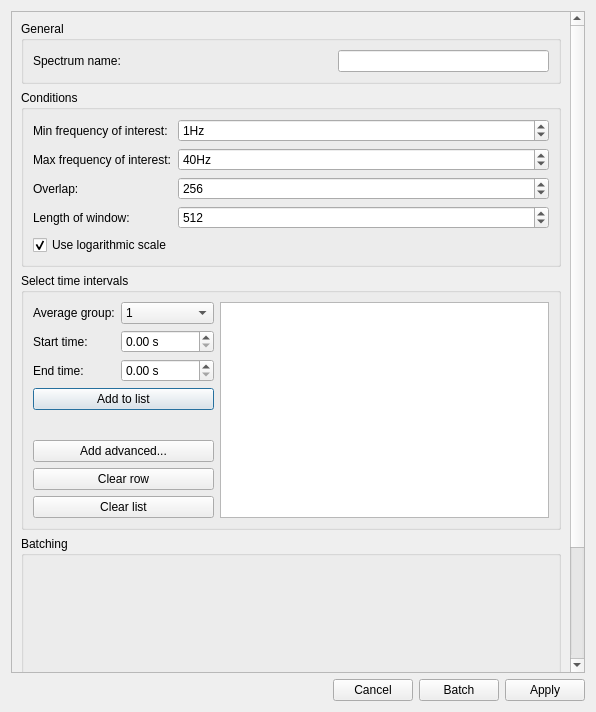
Above: designer_ui_files/powerSpectrumDialogUi.ui from cibr-jyu/meggie before the change. Below: the same form after it.
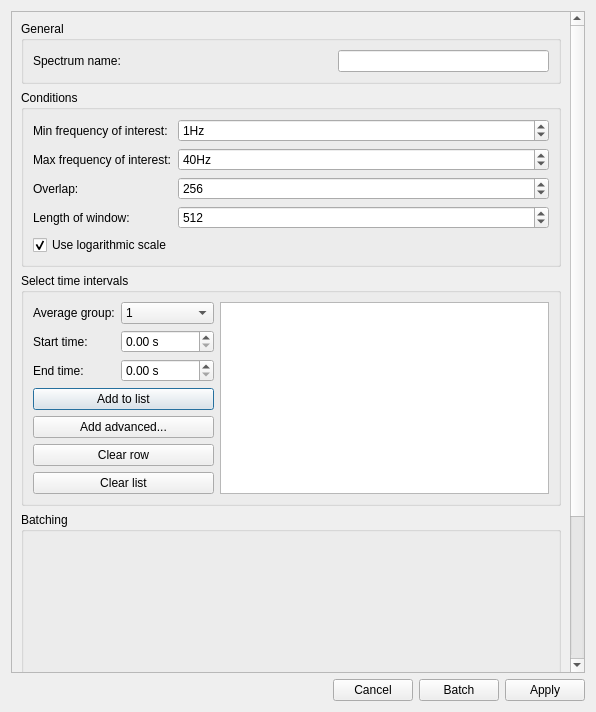
That is the form after the change.

Diff of the .ui file:
```diff
--- a/designer_ui_files/powerSpectrumDialogUi.ui
+++ b/designer_ui_files/powerSpectrumDialogUi.ui
@@ -23,15 +23,15 @@
       <property name="geometry">
        <rect>
         <x>0</x>
-        <y>-139</y>
+        <y>-189</y>
         <width>562</width>
-        <height>800</height>
+        <height>850</height>
        </rect>
       </property>
       <property name="minimumSize">
        <size>
         <width>550</width>
-        <height>800</height>
+        <height>850</height>
        </size>
       </property>
       <layout class="QGridLayout" name="gridLayout_4">
@@ -177,28 +177,28 @@
             </property>
            </widget>
           </item>
-          <item row="8" column="0" colspan="2">
+          <item row="4" column="0" colspan="2">
            <widget class="QPushButton" name="pushButtonAddAdvanced">
             <property name="text">
              <string>Add advanced...</string>
             </property>
            </widget>
           </item>
-          <item row="9" column="0" colspan="2">
+          <item row="5" column="0" colspan="2">
            <widget class="QPushButton" name="pushButtonClearRow">
             <property name="text">
              <string>Clear row</string>
             </property>
            </widget>
           </item>
-          <item row="10" column="0" colspan="2">
+          <item row="6" column="0" colspan="2">
            <widget class="QPushButton" name="pushButtonClear">
             <property name="text">
              <string>Clear list</string>
             </property>
            </widget>
           </item>
-          <item row="0" column="2" rowspan="11">
+          <item row="0" column="2" rowspan="7">
            <widget class="QListWidget" name="listWidgetIntervals">
             <property name="sizePolicy">
              <sizepolicy hsizetype="Expanding" vsizetype="Expanding">
```
Left out of the diff: 2 changed lines with no effect on the pictures.
